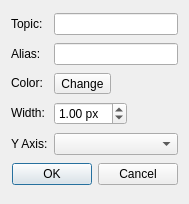
Before: the Qt Designer form ui/rqt_plot_qtcharts/dialogplotseriesproperties.ui in Rescube/rqt_plot_qtcharts, drawn with Qt 5.
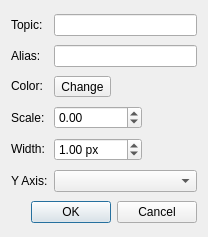
After: the same form once the commit is applied.

What changed in the file:
```diff
--- a/ui/rqt_plot_qtcharts/dialogplotseriesproperties.ui
+++ b/ui/rqt_plot_qtcharts/dialogplotseriesproperties.ui
@@ -6,30 +6,14 @@
    <rect>
     <x>0</x>
     <y>0</y>
-    <width>189</width>
-    <height>204</height>
+    <width>208</width>
+    <height>237</height>
    </rect>
   </property>
   <property name="windowTitle">
    <string>Dialog</string>
   </property>
   <layout class="QGridLayout" name="gridLayout">
-   <item row="3" column="0">
-    <widget class="QLabel" name="label_3">
-     <property name="sizePolicy">
-      <sizepolicy hsizetype="Preferred" vsizetype="Fixed">
-       <horstretch>0</horstretch>
-       <verstretch>0</verstretch>
-      </sizepolicy>
-     </property>
-     <property name="text">
-      <string>Width:</string>
-     </property>
-    </widget>
-   </item>
-   <item row="4" column="1" colspan="2">
-    <widget class="QComboBox" name="comboBoxYAxis"/>
-   </item>
    <item row="0" column="1" colspan="2">
     <widget class="QLineEdit" name="lineEditTopic">
      <property name="sizePolicy">
@@ -40,7 +24,7 @@
      </property>
     </widget>
    </item>
-   <item row="4" column="0">
+   <item row="5" column="0">
     <widget class="QLabel" name="label_4">
      <property name="sizePolicy">
       <sizepolicy hsizetype="Preferred" vsizetype="Fixed">
@@ -53,7 +37,7 @@
      </property>
     </widget>
    </item>
-   <item row="3" column="2">
+   <item row="4" column="2">
     <spacer name="horizontalSpacer">
      <property name="orientation">
       <enum>Qt::Horizontal</enum>
@@ -86,7 +70,7 @@
      </property>
     </widget>
    </item>
-   <item row="5" column="0" colspan="3">
+   <item row="6" column="0" colspan="3">
     <widget class="QDialogButtonBox" name="buttonBox">
      <property name="orientation">
       <enum>Qt::Horizontal</enum>
@@ -119,7 +103,7 @@
    <item row="1" column="1" colspan="2">
     <widget class="QLineEdit" name="lineEditName"/>
    </item>
-   <item row="3" column="1">
+   <item row="4" column="1">
     <widget class="QDoubleSpinBox" name="doubleSpinBoxWidth">
      <property name="suffix">
       <string> px</string>
@@ -129,6 +113,39 @@
      </property>
     </widget>
    </item>
+   <item row="4" column="0">
+    <widget class="QLabel" name="label_3">
+     <property name="sizePolicy">
+      <sizepolicy hsizetype="Preferred" vsizetype="Fixed">
+       <horstretch>0</horstretch>
+       <verstretch>0</verstretch>
+      </sizepolicy>
+     </property>
+     <property name="text">
+      <string>Width:</string>
+     </property>
+    </widget>
+   </item>
+   <item row="5" column="1" colspan="2">
+    <widget class="QComboBox" name="comboBoxYAxis"/>
+   </item>
+   <item row="3" column="1">
+    <widget class="QDoubleSpinBox" name="doubleSpinBoxScale">
+     <property name="minimum">
+      <double>-999999.000000000000000</double>
+     </property>
+     <property name="maximum">
+      <double>999999.989999999990687</double>
+     </property>
+    </widget>
+   </item>
+   <item row="3" column="0">
+    <widget class="QLabel" name="label_6">
+     <property name="text">
+      <string>Scale:</string>
+     </property>
+    </widget>
+   </item>
   </layout>
  </widget>
  <resources/>
```
